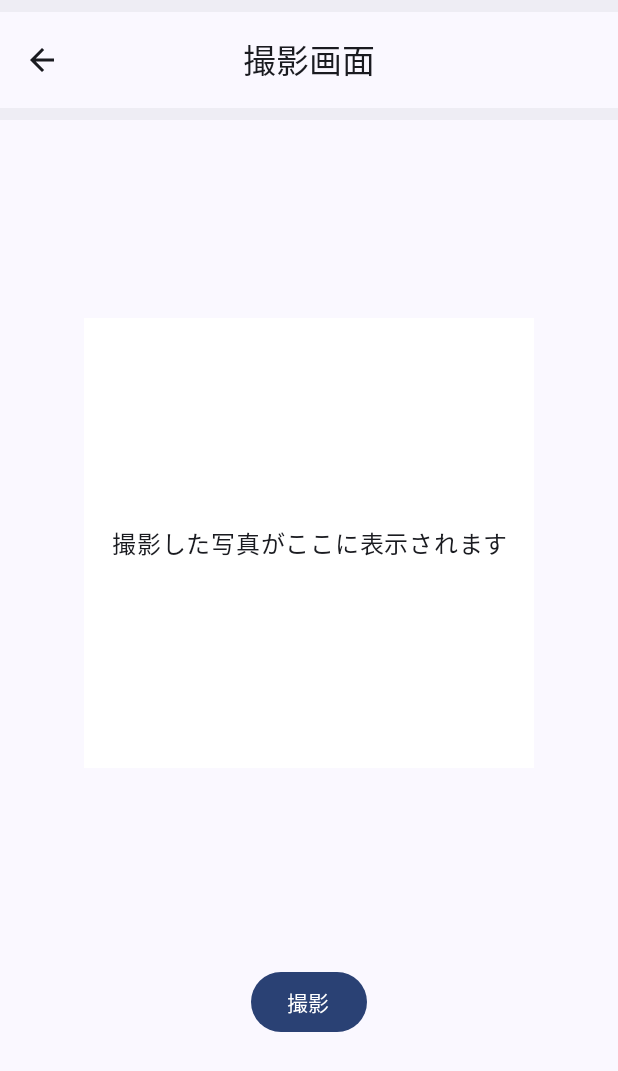
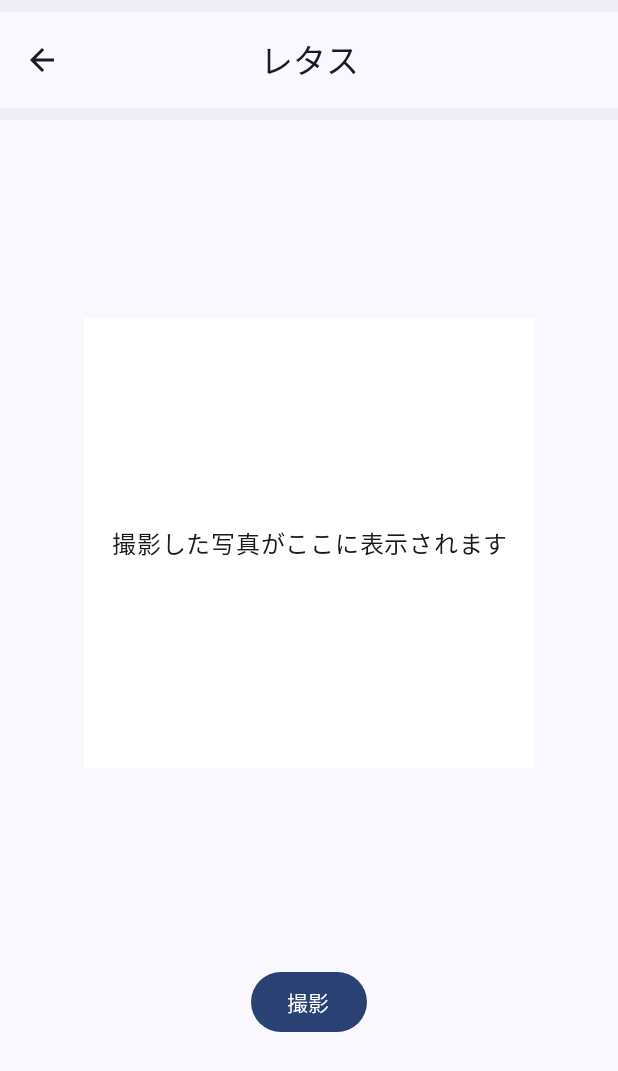
Before and after one commit to ghtoui/vegegrowth_android, an Android app built with Jetpack Compose: the screen it shows after launch (MainActivity), after a tap on "レタス", on a phone screen of 412 x 824 dp. Shown: the top 1071 px of the screen. Run offline under Robolectric (Android 15) with nearby library versions, the phone set to English and light mode, and no system bars.

Commit message:
引数を渡して画面遷移 方法: navController.navigate(の時にroute/送りたい値)って感じ / より後が取り出せるようになる

```diff
--- a/app/src/main/java/com/moritoui/vegegrowthapp/navigation/NavigationBar.kt
+++ b/app/src/main/java/com/moritoui/vegegrowthapp/navigation/NavigationBar.kt
@@ -42,8 +42,11 @@ fun Navigation(
         composable(Screen.FirstScreen.route) {
             FirstScreen(navController = navController)
         }
-        composable(Screen.TakePictureScreen.route) {
-            TakePicScreen(navController = navController)
+        composable("${Screen.TakePictureScreen.route}/{name}") { backStackEntry ->
+            TakePicScreen(
+                name = backStackEntry.arguments?.getString("name") ?: "",
+                navController = navController
+            )
         }
         composable(Screen.ManageVegeScreen.route) {
             Text("manageView", modifier = Modifier.safeDrawingPadding())
--- a/app/src/main/java/com/moritoui/vegegrowthapp/ui/FirstScreen.kt
+++ b/app/src/main/java/com/moritoui/vegegrowthapp/ui/FirstScreen.kt
@@ -64,7 +64,7 @@ fun FirstScreen(
             ) {
                 items(VegeItemList.getVegeList()) { item ->
                     VegeItem(item = item, onClick = {
-                        navController.navigate(Screen.TakePictureScreen.route) {
+                        navController.navigate("${Screen.TakePictureScreen.route}/${item.name}") {
                             popUpTo(navController.graph.startDestinationId)
                         }
                     })
--- a/app/src/main/java/com/moritoui/vegegrowthapp/ui/TakePictureScreen.kt
+++ b/app/src/main/java/com/moritoui/vegegrowthapp/ui/TakePictureScreen.kt
@@ -40,6 +40,7 @@ import com.moritoui.vegegrowthapp.navigation.Screen
 @OptIn(ExperimentalMaterial3Api::class)
 @Composable
 fun TakePicScreen(
+    name: String,
     navController: NavHostController
 ) {
     var takePicImage by rememberSaveable { mutableStateOf<Bitmap?>(null) }
@@ -51,7 +52,7 @@ fun TakePicScreen(
         topBar = {
             NavigationAppTopBar(
                 navController = navController,
-                title = "撮影画面",
+                title = name,
             ) {
             }
         }
@@ -104,8 +105,7 @@ fun PictureView(
 
 @Composable
 fun TakeButton(
-    onClick: () -> Unit,
-    modifier: Modifier = Modifier
+    onClick: () -> Unit
 ) {
     Button(
         onClick = { onClick() }
@@ -118,8 +118,7 @@ fun TakeButton(
 
 @Composable
 fun RecordButton(
-    onClick: () -> Unit,
-    modifier: Modifier = Modifier
+    onClick: () -> Unit
 ) {
     Button(
         onClick = { onClick() }
@@ -133,5 +132,5 @@ fun RecordButton(
 @Preview
 @Composable
 fun TakePicPreview() {
-    TakePicScreen(navController = rememberNavController())
+    TakePicScreen(name = "テスト", navController = rememberNavController())
 }
```
